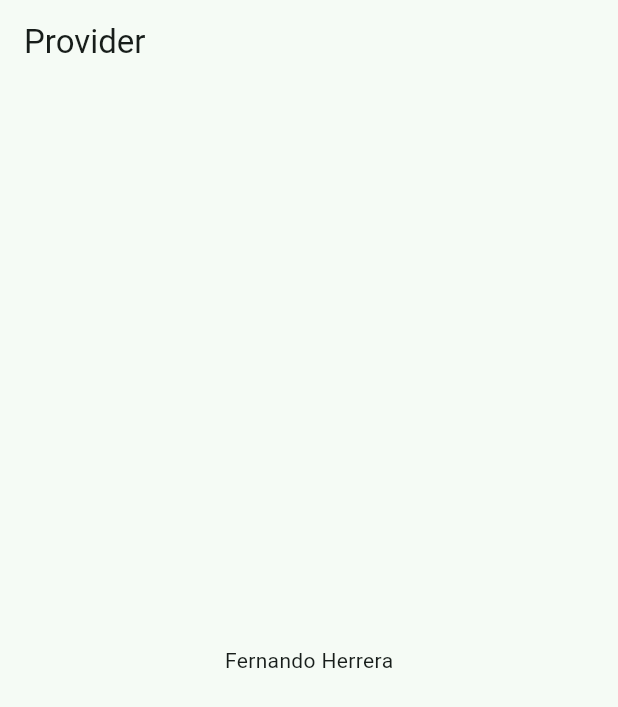
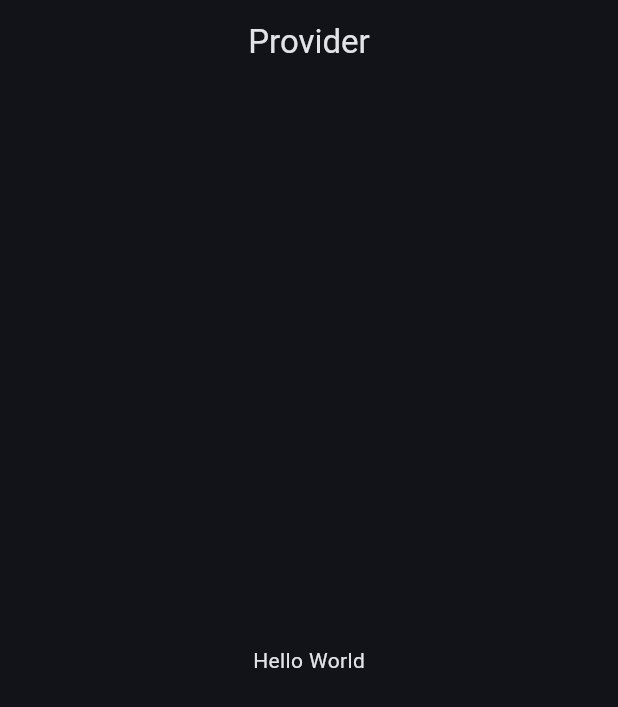
Before and after one commit to LuisGamas/flutter-riverpod-app, a Flutter app: the ProviderScreen screen opened by its route, on a phone screen of 412 x 824 dp. Shown: the top 707 px of the screen. Run offline on Flutter 3.47's test engine with Material 3 defaults, Android fonts, the phone set to English and light mode, and no system bars; our stand-ins replace dio, flutter_riverpod, go_router, riverpod_annotation; missing offline and left inert: random_name_generator; generated files the repository leaves out were written again.

Commit message:
Update
Install/Update project dependencies - Change Theme App - First Provider (only read)

```diff
--- a/lib/config/theme/app_theme.dart
+++ b/lib/config/theme/app_theme.dart
@@ -3,7 +3,7 @@
 import 'package:flutter/material.dart';
 
 
-const seedColor = Color.fromARGB(255, 7, 80, 59);
+const seedColor = Color.fromARGB(255, 128, 172, 255);
 
 class AppTheme {
 
@@ -15,6 +15,9 @@ class AppTheme {
   ThemeData getTheme() => ThemeData(
     useMaterial3: true,
     colorSchemeSeed: seedColor,
+    appBarTheme: const AppBarTheme(
+      centerTitle: true,
+    ),
     brightness: isDarkmode ? Brightness.dark : Brightness.light,
 
     listTileTheme: const ListTileThemeData(
--- a/lib/main.dart
+++ b/lib/main.dart
@@ -1,7 +1,10 @@
 import 'package:flutter/material.dart';
+import 'package:flutter_riverpod/flutter_riverpod.dart';
 import 'package:riverpod_app/config/config.dart';
 
-void main() => runApp(const MyApp());
+void main() => runApp(
+  const ProviderScope(child: MyApp())
+);
 
 class MyApp extends StatelessWidget {
   const MyApp({super.key});
@@ -13,7 +16,7 @@ class MyApp extends StatelessWidget {
       title: 'Riverpod Providers',
       debugShowCheckedModeBanner: false,
       routerConfig: appRouter,
-      theme: AppTheme( isDarkmode: false ).getTheme(),
+      theme: AppTheme( isDarkmode: true ).getTheme(),
     );
   }
 }
--- /dev/null
+++ b/lib/presentation/providers/hello_world_provider.dart
@@ -0,0 +1,8 @@
+import 'package:riverpod_annotation/riverpod_annotation.dart';
+
+part 'hello_world_provider.g.dart';
+
+@riverpod
+String helloWorld (HelloWorldRef ref) {
+  return 'Hello World';
+}
--- /dev/null
+++ b/lib/presentation/providers/providers.dart
@@ -0,0 +1 @@
+export './hello_world_provider.dart';
--- a/lib/presentation/screens/01_provider/provider_screen.dart
+++ b/lib/presentation/screens/01_provider/provider_screen.dart
@@ -1,17 +1,22 @@
 import 'package:flutter/material.dart';
+import 'package:flutter_riverpod/flutter_riverpod.dart';
+import 'package:riverpod_app/presentation/providers/providers.dart';
 
 
-class ProviderScreen extends StatelessWidget {
+class ProviderScreen extends ConsumerWidget {
   const ProviderScreen({super.key});
 
   @override
-  Widget build(BuildContext context) {
+  Widget build(BuildContext context, WidgetRef ref) {
+
+    final String helloWorld = ref.watch(helloWorldProvider);
+
     return Scaffold(
       appBar: AppBar(
         title: const Text('Provider'),
       ),
-      body: const Center(
-        child: Text('Fernando Herrera'),
+      body: Center(
+        child: Text( helloWorld ),
       ),
     );
   }
```
Also changed, not shown: pubspec.yaml (+7 -1 lines), lib/presentation/providers/hello_world_provider.g.dart (added), pubspec.lock, 2 other files.
